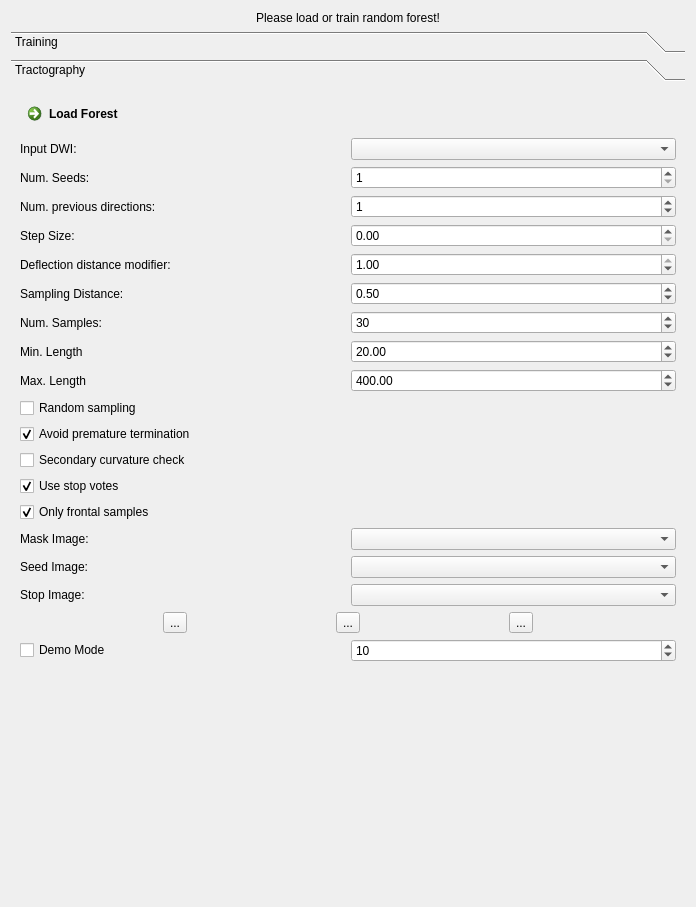
The window that Plugins/org.mitk.gui.qt.diffusionimaging/src/internal/QmitkMLBTViewControls.ui (pollen-metrology/MITK) describes before a commit, drawn with Qt 5.
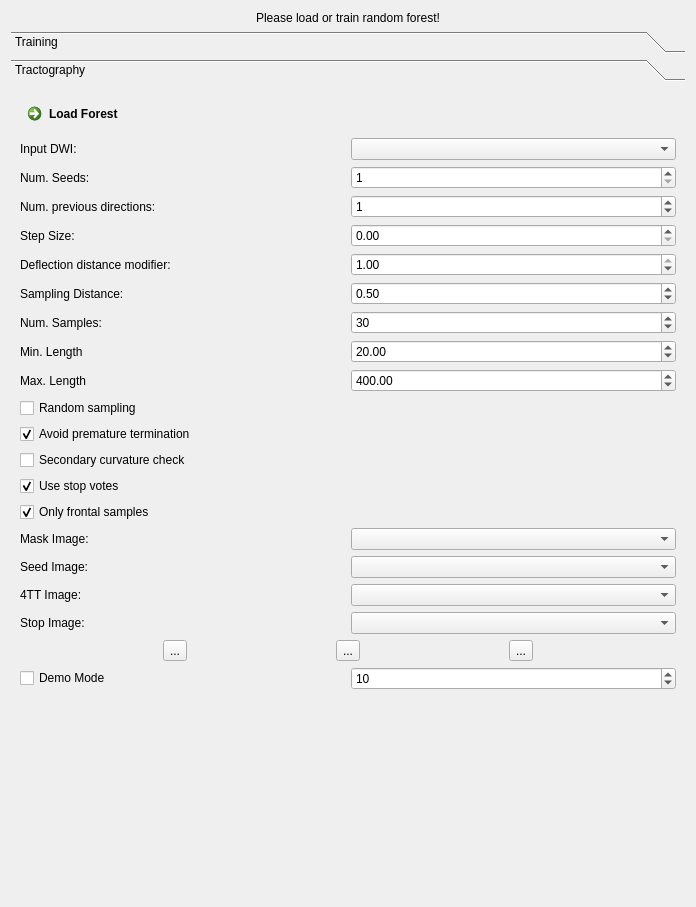
The same window after the commit. Icons and pictures are not drawn. Custom widgets are drawn as their Qt base class.

The edit to the form file:
```diff
--- a/Plugins/org.mitk.gui.qt.diffusionimaging/src/internal/QmitkMLBTViewControls.ui
+++ b/Plugins/org.mitk.gui.qt.diffusionimaging/src/internal/QmitkMLBTViewControls.ui
@@ -381,83 +381,14 @@
        <string>Tractography</string>
       </attribute>
       <layout class="QGridLayout" name="gridLayout_2">
-       <item row="6" column="0">
-        <widget class="QCheckBox" name="m_OnlyForwardSamples">
+       <item row="0" column="0">
+        <widget class="QCommandLinkButton" name="m_LoadForestButton">
          <property name="text">
-          <string>Only frontal samples</string>
+          <string>Load Forest</string>
          </property>
-         <property name="checked">
-          <bool>true</bool>
-         </property>
         </widget>
        </item>
-       <item row="8" column="0">
-        <widget class="QFrame" name="frame_5">
-         <property name="frameShape">
-          <enum>QFrame::NoFrame</enum>
-         </property>
-         <property name="frameShadow">
-          <enum>QFrame::Raised</enum>
-         </property>
-         <layout class="QGridLayout" name="gridLayout_7">
-          <property name="leftMargin">
-           <number>0</number>
-          </property>
-          <property name="topMargin">
-           <number>0</number>
-          </property>
-          <property name="rightMargin">
-           <number>0</number>
-          </property>
-          <property name="bottomMargin">
-           <number>0</number>
-          </property>
-          <item row="0" column="1">
-           <widget class="QToolButton" name="m_PauseTrackingButton">
-            <property name="toolTip">
-             <string>Pause tractography</string>
-            </property>
-            <property name="text">
-             <string>...</string>
-            </property>
-            <property name="icon">
-             <iconset resource="../../../org.mitk.gui.qt.ext/resources/org_mitk_icons.qrc">
-              <normaloff>:/org_mitk_icons/icons/tango/scalable/actions/media-playback-pause.svg</normaloff>:/org_mitk_icons/icons/tango/scalable/actions/media-playback-pause.svg</iconset>
-            </property>
-           </widget>
-          </item>
-          <item row="0" column="0">
-           <widget class="QToolButton" name="m_StartTrackingButton">
-            <property name="toolTip">
-             <string>Start tractography</string>
-            </property>
-            <property name="text">
-             <string>...</string>
-            </property>
-            <property name="icon">
-             <iconset resource="../../../org.mitk.gui.qt.ext/resources/org_mitk_icons.qrc">
-              <normaloff>:/org_mitk_icons/icons/tango/scalable/actions/media-playback-start.svg</normaloff>:/org_mitk_icons/icons/tango/scalable/actions/media-playback-start.svg</iconset>
-            </property>
-           </widget>
-          </item>
-          <item row="0" column="2">
-           <widget class="QToolButton" name="m_AbortTrackingButton">
-            <property name="toolTip">
-             <string>Abort tractography</string>
-            </property>
-            <property name="text">
-             <string>...</string>
-            </property>
-            <property name="icon">
-             <iconset resource="../../../org.mitk.gui.qt.ext/resources/org_mitk_icons.qrc">
-              <normaloff>:/org_mitk_icons/icons/tango/scalable/actions/media-playback-stop.svg</normaloff>:/org_mitk_icons/icons/tango/scalable/actions/media-playback-stop.svg</iconset>
-            </property>
-           </widget>
-          </item>
-         </layout>
-        </widget>
-       </item>
-       <item row="12" column="0">
+       <item row="14" column="0">
         <widget class="QFrame" name="frame_4">
          <property name="frameShape">
           <enum>QFrame::NoFrame</enum>
@@ -501,6 +432,16 @@
          </layout>
         </widget>
        </item>
+       <item row="6" column="0">
+        <widget class="QCheckBox" name="m_OnlyForwardSamples">
+         <property name="text">
+          <string>Only frontal samples</string>
+         </property>
+         <property name="checked">
+          <bool>true</bool>
+         </property>
+        </widget>
+       </item>
        <item row="7" column="0">
         <widget class="QFrame" name="frame_3">
          <property name="frameShape">
@@ -522,15 +463,9 @@
           <property name="bottomMargin">
            <number>0</number>
           </property>
-          <item row="6" column="1">
-           <widget class="QmitkDataStorageComboBoxWithSelectNone" name="m_TrackingStopImageBox"/>
-          </item>
           <item row="4" column="1">
            <widget class="QmitkDataStorageComboBoxWithSelectNone" name="m_TrackingSeedImageBox"/>
           </item>
-          <item row="2" column="1">
-           <widget class="QmitkDataStorageComboBoxWithSelectNone" name="m_TrackingMaskImageBox"/>
-          </item>
           <item row="2" column="0">
            <widget class="QLabel" name="label_16">
             <property name="text">
@@ -545,13 +480,29 @@
             </property>
            </widget>
           </item>
-          <item row="6" column="0">
+          <item row="2" column="1">
+           <widget class="QmitkDataStorageComboBoxWithSelectNone" name="m_TrackingMaskImageBox"/>
+          </item>
+          <item row="7" column="0">
            <widget class="QLabel" name="label_18">
             <property name="text">
              <string>Stop Image:</string>
             </property>
            </widget>
           </item>
+          <item row="7" column="1">
+           <widget class="QmitkDataStorageComboBoxWithSelectNone" name="m_TrackingStopImageBox"/>
+          </item>
+          <item row="6" column="0">
+           <widget class="QLabel" name="label_22">
+            <property name="text">
+             <string>4TT Image:</string>
+            </property>
+           </widget>
+          </item>
+          <item row="6" column="1">
+           <widget class="QmitkDataStorageComboBoxWithSelectNone" name="m_FourTTImageBox"/>
+          </item>
          </layout>
         </widget>
        </item>
@@ -565,7 +516,7 @@
          </property>
         </widget>
        </item>
-       <item row="13" column="0">
+       <item row="15" column="0">
         <spacer name="verticalSpacer">
          <property name="orientation">
           <enum>Qt::Vertical</enum>
@@ -769,6 +720,16 @@
          </layout>
         </widget>
        </item>
+       <item row="3" column="0">
+        <widget class="QCheckBox" name="m_AvoidStop">
+         <property name="text">
+          <string>Avoid premature termination</string>
+         </property>
+         <property name="checked">
+          <bool>true</bool>
+         </property>
+        </widget>
+       </item>
        <item row="5" column="0">
         <widget class="QCheckBox" name="m_UseStopVotes">
          <property name="text">
@@ -779,6 +740,72 @@
          </property>
         </widget>
        </item>
+       <item row="10" column="0">
+        <widget class="QFrame" name="frame_5">
+         <property name="frameShape">
+          <enum>QFrame::NoFrame</enum>
+         </property>
+         <property name="frameShadow">
+          <enum>QFrame::Raised</enum>
+         </property>
+         <layout class="QGridLayout" name="gridLayout_7">
+          <property name="leftMargin">
+           <number>0</number>
+          </property>
+          <property name="topMargin">
+           <number>0</number>
+          </property>
+          <property name="rightMargin">
+           <number>0</number>
+          </property>
+          <property name="bottomMargin">
+           <number>0</number>
+          </property>
+          <item row="0" column="1">
+           <widget class="QToolButton" name="m_PauseTrackingButton">
+            <property name="toolTip">
+             <string>Pause tractography</string>
+            </property>
+            <property name="text">
+             <string>...</string>
+            </property>
+            <property name="icon">
+             <iconset resource="../../../org.mitk.gui.qt.ext/resources/org_mitk_icons.qrc">
+              <normaloff>:/org_mitk_icons/icons/tango/scalable/actions/media-playback-pause.svg</normaloff>:/org_mitk_icons/icons/tango/scalable/actions/media-playback-pause.svg</iconset>
+            </property>
+           </widget>
+          </item>
+          <item row="0" column="0">
+           <widget class="QToolButton" name="m_StartTrackingButton">
+            <property name="toolTip">
+             <string>Start tractography</string>
+            </property>
+            <property name="text">
+             <string>...</string>
+            </property>
+            <property name="icon">
+             <iconset resource="../../../org.mitk.gui.qt.ext/resources/org_mitk_icons.qrc">
+              <normaloff>:/org_mitk_icons/icons/tango/scalable/actions/media-playback-start.svg</normaloff>:/org_mitk_icons/icons/tango/scalable/actions/media-playback-start.svg</iconset>
+            </property>
+           </widget>
+          </item>
+          <item row="0" column="2">
+           <widget class="QToolButton" name="m_AbortTrackingButton">
+            <property name="toolTip">
+             <string>Abort tractography</string>
+            </property>
+            <property name="text">
+             <string>...</string>
+            </property>
+            <property name="icon">
+             <iconset resource="../../../org.mitk.gui.qt.ext/resources/org_mitk_icons.qrc">
+              <normaloff>:/org_mitk_icons/icons/tango/scalable/actions/media-playback-stop.svg</normaloff>:/org_mitk_icons/icons/tango/scalable/actions/media-playback-stop.svg</iconset>
+            </property>
+           </widget>
+          </item>
+         </layout>
+        </widget>
+       </item>
        <item row="4" column="0">
         <widget class="QCheckBox" name="m_Curvcheck2">
          <property name="text">
@@ -789,23 +816,6 @@
          </property>
         </widget>
        </item>
-       <item row="0" column="0">
-        <widget class="QCommandLinkButton" name="m_LoadForestButton">
-         <property name="text">
-          <string>Load Forest</string>
-         </property>
-        </widget>
-       </item>
-       <item row="3" column="0">
-        <widget class="QCheckBox" name="m_AvoidStop">
-         <property name="text">
-          <string>Avoid premature termination</string>
-         </property>
-         <property name="checked">
-          <bool>true</bool>
-         </property>
-        </widget>
-       </item>
       </layout>
      </widget>
     </widget>
```
